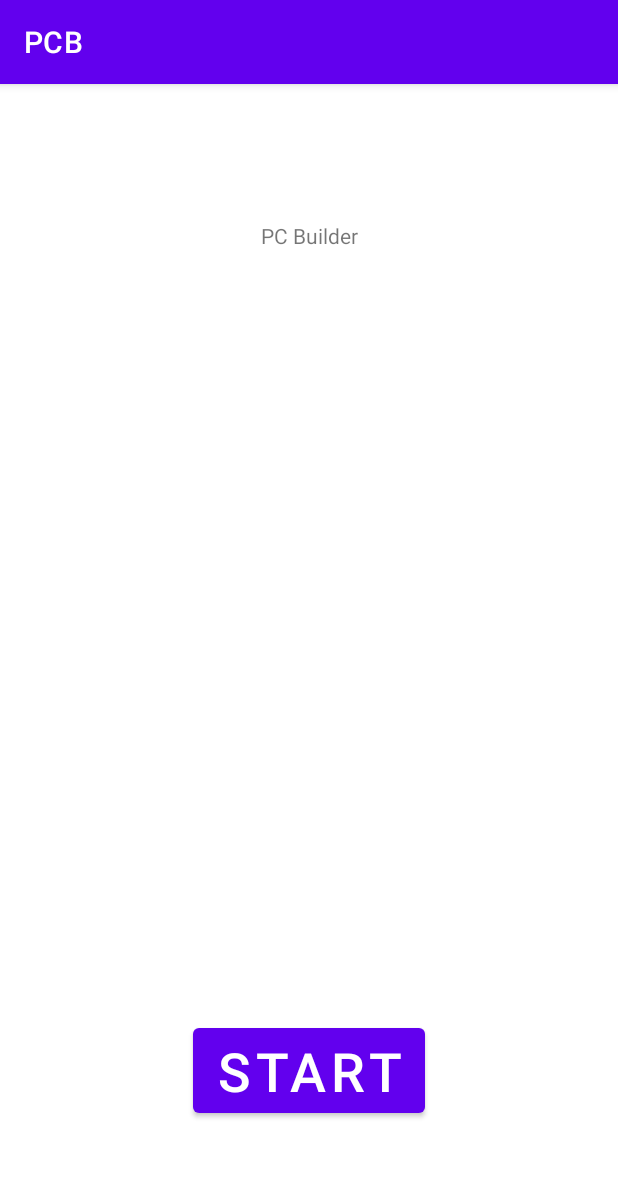
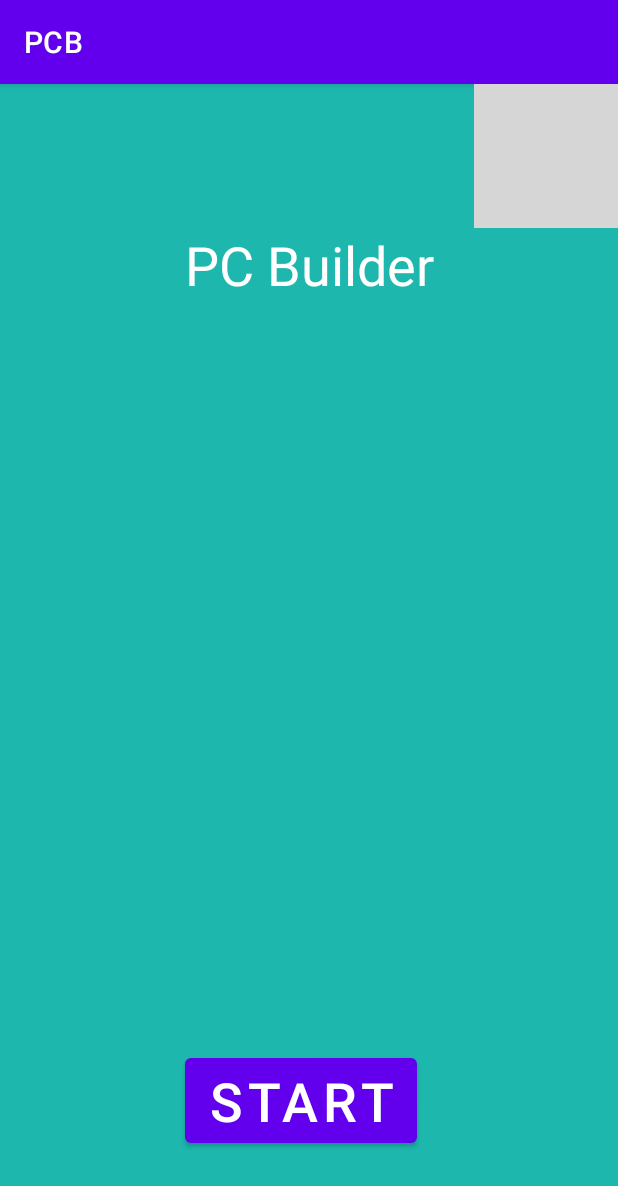
Before and after one commit to kamil-jackiewicz/PCB, an Android app: the screen it shows after launch (MainActivity), on a phone screen of 412 x 824 dp. Shown: the top 1186 px of the screen. Run offline under Robolectric (Android 15) with nearby library versions, the phone set to English and light mode, and no system bars; grey boxes are pictures that could not be loaded.

Commit message:
Modify starter page

```diff
--- a/app/src/main/res/layout/activity_main.xml
+++ b/app/src/main/res/layout/activity_main.xml
@@ -4,31 +4,50 @@
     xmlns:tools="http://schemas.android.com/tools"
     android:layout_width="match_parent"
     android:layout_height="match_parent"
+    android:background="#1DB7AE"
     tools:context=".MainActivity">
+
+    <ImageView
+        android:id="@+id/imageView"
+        android:layout_width="wrap_content"
+        android:layout_height="wrap_content"
+        android:contentDescription="@string/pc_tower"
+        app:layout_constraintBottom_toBottomOf="parent"
+        app:layout_constraintEnd_toEndOf="parent"
+        app:layout_constraintHorizontal_bias="1.0"
+        app:layout_constraintStart_toStartOf="parent"
+        app:layout_constraintTop_toTopOf="parent"
+        app:layout_constraintVertical_bias="0.0"
+        app:srcCompat="@drawable/pc_tower" />
+
+    <Button
+        android:id="@+id/start_button"
+        android:layout_width="wrap_content"
+        android:layout_height="wrap_content"
+        android:layout_marginTop="607dp"
+        android:layout_marginBottom="56dp"
+        android:text="@string/start"
+        android:textSize="36sp"
+        app:layout_constraintBottom_toBottomOf="parent"
+        app:layout_constraintEnd_toEndOf="parent"
+        app:layout_constraintHorizontal_bias="0.48"
+        app:layout_constraintStart_toStartOf="parent"
+        app:layout_constraintTop_toTopOf="@+id/imageView"
+        app:layout_constraintVertical_bias="1.0" />
 
     <TextView
         android:id="@+id/textView"
         android:layout_width="wrap_content"
         android:layout_height="wrap_content"
+        android:layout_marginBottom="40dp"
         android:text="@string/pc_builder"
-        app:layout_constraintBottom_toBottomOf="parent"
-        app:layout_constraintLeft_toLeftOf="parent"
-        app:layout_constraintRight_toRightOf="parent"
-        app:layout_constraintTop_toTopOf="parent"
-        app:layout_constraintVertical_bias="0.122" />
-
-    <Button
-        android:id="@+id/start_button"
-        android:layout_width="wrap_content"
-        android:layout_height="wrap_content"
-        android:layout_marginTop="436dp"
-        android:text="@string/start"
+        android:textColor="#FFFFFF"
         android:textSize="36sp"
-        app:layout_constraintBottom_toBottomOf="parent"
+        app:layout_constraintBottom_toTopOf="@+id/start_button"
         app:layout_constraintEnd_toEndOf="parent"
         app:layout_constraintStart_toStartOf="parent"
-        app:layout_constraintTop_toBottomOf="@+id/textView" />
-
+        app:layout_constraintTop_toBottomOf="@+id/imageView"
+        app:layout_constraintVertical_bias="0.0" />
 
 
 </androidx.constraintlayout.widget.ConstraintLayout>
```
